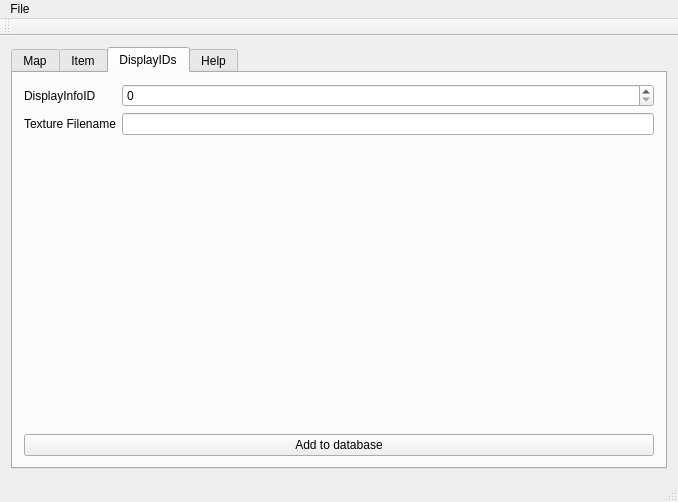
Before: the Qt Designer form world_edit/MainWindow.ui in krofna/Warrior-of-Dreamworld, drawn with Qt 5.
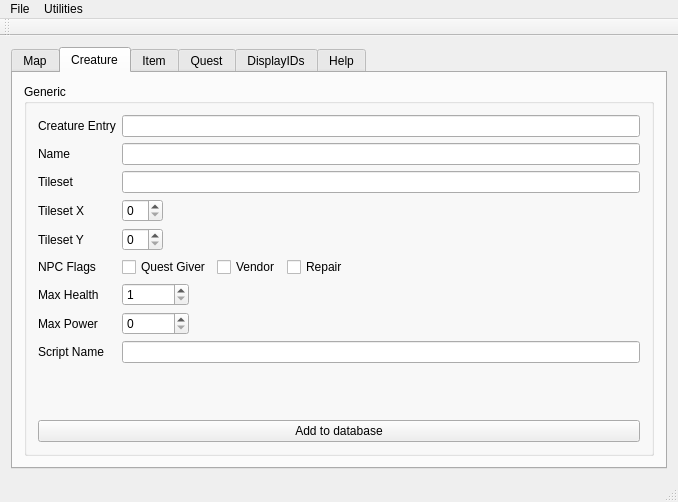
After: the same form once the commit is applied. The open tabs and pages were chosen to show the change.

Commit message: [Major adds] Version 1.0 Can add Item, Creature (but not Quest yet :P) Open a server connection. And, merge all in a client file. More simpler.

Diff of the .ui file:
```diff
--- a/world_edit/MainWindow.ui
+++ b/world_edit/MainWindow.ui
@@ -30,6 +30,176 @@
         </item>
        </layout>
       </widget>
+      <widget class="QWidget" name="tabCreature">
+       <attribute name="title">
+        <string>Creature</string>
+       </attribute>
+       <layout class="QVBoxLayout" name="verticalLayout_4">
+        <item>
+         <widget class="QGroupBox" name="groupBox_2">
+          <property name="title">
+           <string>Generic</string>
+          </property>
+          <layout class="QVBoxLayout" name="verticalLayout_5">
+           <item>
+            <layout class="QFormLayout" name="formLayout_2">
+             <property name="fieldGrowthPolicy">
+              <enum>QFormLayout::ExpandingFieldsGrow</enum>
+             </property>
+             <item row="0" column="0">
+              <widget class="QLabel" name="creatureEntryLabel">
+               <property name="text">
+                <string>Creature Entry</string>
+               </property>
+              </widget>
+             </item>
+             <item row="0" column="1">
+              <widget class="QLineEdit" name="creatureEntryLine">
+               <property name="readOnly">
+                <bool>true</bool>
+               </property>
+              </widget>
+             </item>
+             <item row="1" column="0">
+              <widget class="QLabel" name="nameLabel">
+               <property name="text">
+                <string>Name</string>
+               </property>
+              </widget>
+             </item>
+             <item row="1" column="1">
+              <widget class="QLineEdit" name="creatureNameLine"/>
+             </item>
+             <item row="2" column="0">
+              <widget class="QLabel" name="tilesetLabel">
+               <property name="text">
+                <string>Tileset</string>
+               </property>
+              </widget>
+             </item>
+             <item row="2" column="1">
+              <widget class="QLineEdit" name="tilesetLineEdit"/>
+             </item>
+             <item row="3" column="0">
+              <widget class="QLabel" name="tilesetXLabel">
+               <property name="text">
+                <string>Tileset X</string>
+               </property>
+              </widget>
+             </item>
+             <item row="3" column="1">
+              <widget class="QSpinBox" name="tilesetXSpinBox"/>
+             </item>
+             <item row="4" column="0">
+              <widget class="QLabel" name="tilesetYLabel">
+               <property name="text">
+                <string>Tileset Y</string>
+               </property>
+              </widget>
+             </item>
+             <item row="4" column="1">
+              <widget class="QSpinBox" name="tilesetYSpinBox"/>
+             </item>
+             <item row="5" column="0">
+              <widget class="QLabel" name="nPCFlagsLabel">
+               <property name="text">
+                <string>NPC Flags</string>
+               </property>
+              </widget>
+             </item>
+             <item row="5" column="1">
+              <layout class="QHBoxLayout" name="horizontalLayout_3">
+               <item>
+                <widget class="QCheckBox" name="isQuestGiverCheck">
+                 <property name="text">
+                  <string>Quest Giver</string>
+                 </property>
+                </widget>
+               </item>
+               <item>
+                <widget class="QCheckBox" name="isVendorCheck">
+                 <property name="text">
+                  <string>Vendor</string>
+                 </property>
+                </widget>
+               </item>
+               <item>
+                <widget class="QCheckBox" name="isRepairCheck">
+                 <property name="text">
+                  <string>Repair</string>
+                 </property>
+                </widget>
+               </item>
+              </layout>
+             </item>
+             <item row="7" column="0">
+              <widget class="QLabel" name="maxHealthLabel">
+               <property name="text">
+                <string>Max Health</string>
+               </property>
+              </widget>
+             </item>
+             <item row="7" column="1">
+              <widget class="QSpinBox" name="maxHealthSpinBox">
+               <property name="minimum">
+                <number>1</number>
+               </property>
+               <property name="maximum">
+                <number>900000000</number>
+               </property>
+              </widget>
+             </item>
+             <item row="8" column="0">
+              <widget class="QLabel" name="maxPowerLabel">
+               <property name="text">
+                <string>Max Power</string>
+               </property>
+              </widget>
+             </item>
+             <item row="8" column="1">
+              <widget class="QSpinBox" name="maxPowerSpinBox">
+               <property name="maximum">
+                <number>900000000</number>
+               </property>
+              </widget>
+             </item>
+             <item row="9" column="0">
+              <widget class="QLabel" name="scriptNameLabel">
+               <property name="text">
+                <string>Script Name</string>
+               </property>
+              </widget>
+             </item>
+             <item row="9" column="1">
+              <widget class="QLineEdit" name="scriptNameLineEdit"/>
+             </item>
+            </layout>
+           </item>
+           <item>
+            <spacer name="verticalSpacer_4">
+             <property name="orientation">
+              <enum>Qt::Vertical</enum>
+             </property>
+             <property name="sizeHint" stdset="0">
+              <size>
+               <width>20</width>
+               <height>40</height>
+              </size>
+             </property>
+            </spacer>
+           </item>
+           <item>
+            <widget class="QPushButton" name="addCreatureToDatabase">
+             <property name="text">
+              <string>Add to database</string>
+             </property>
+            </widget>
+           </item>
+          </layout>
+         </widget>
+        </item>
+       </layout>
+      </widget>
       <widget class="QWidget" name="tabItem">
        <attribute name="title">
         <string>Item</string>
@@ -206,6 +376,68 @@
         </item>
        </layout>
       </widget>
+      <widget class="QWidget" name="tabQuest">
+       <attribute name="title">
+        <string>Quest</string>
+       </attribute>
+       <layout class="QVBoxLayout" name="verticalLayout_6">
+        <item>
+         <layout class="QFormLayout" name="formLayout_3">
+          <item row="0" column="0">
+           <widget class="QLabel" name="questIDLabel">
+            <property name="text">
+             <string>Quest ID</string>
+            </property>
+           </widget>
+          </item>
+          <item row="0" column="1">
+           <widget class="QLineEdit" name="questIDLineEdit">
+            <property name="readOnly">
+             <bool>true</bool>
+            </property>
+           </widget>
+          </item>
+          <item row="1" column="0">
+           <widget class="QLabel" name="titleLabel">
+            <property name="text">
+             <string>Title</string>
+            </property>
+           </widget>
+          </item>
+          <item row="1" column="1">
+           <widget class="QLineEdit" name="titleLineEdit"/>
+          </item>
+          <item row="2" column="0">
+           <widget class="QLabel" name="detailsLabel">
+            <property name="text">
+             <string>Details</string>
+            </property>
+           </widget>
+          </item>
+          <item row="2" column="1">
+           <widget class="QPlainTextEdit" name="plainTextEdit"/>
+          </item>
+          <item row="3" column="0">
+           <widget class="QLabel" name="objectiveLabel">
+            <property name="text">
+             <string>Objective</string>
+            </property>
+           </widget>
+          </item>
+          <item row="3" column="1">
+           <widget class="QPlainTextEdit" name="plainTextEdit_2"/>
+          </item>
+         </layout>
+        </item>
+        <item>
+         <widget class="QPushButton" name="addQuestToDatabase">
+          <property name="text">
+           <string>Add to database</string>
+          </property>
+         </widget>
+        </item>
+       </layout>
+      </widget>
       <widget class="QWidget" name="tabDisplayID">
        <attribute name="title">
         <string>DisplayIDs</string>
@@ -319,8 +551,18 @@
     <addaction name="menuSave"/>
     <addaction name="separator"/>
     <addaction name="actionExit"/>
+    <addaction name="separator"/>
+    <addaction name="actionCreate_map"/>
+    <addaction name="actionSave_map"/>
+   </widget>
+   <widget class="QMenu" name="menuUtilities">
+    <property name="title">
+     <string>Utilities</string>
+    </property>
+    <addaction name="actionMerge_server_database_to_client_database"/>
    </widget>
    <addaction name="menuFile"/>
+   <addaction name="menuUtilities"/>
   </widget>
   <widget class="QToolBar" name="mainToolBar">
    <attribute name="toolBarArea">
```
Left out of the diff: 79 changed lines with no effect on the pictures. The commit also changes 7 other files.
